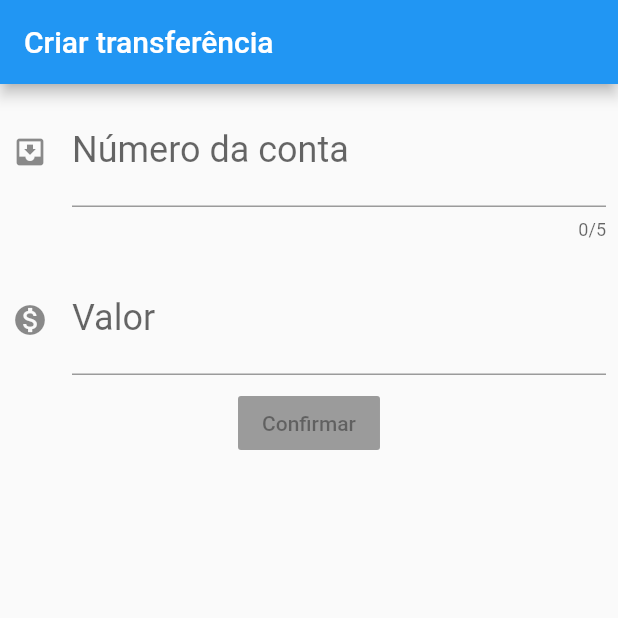
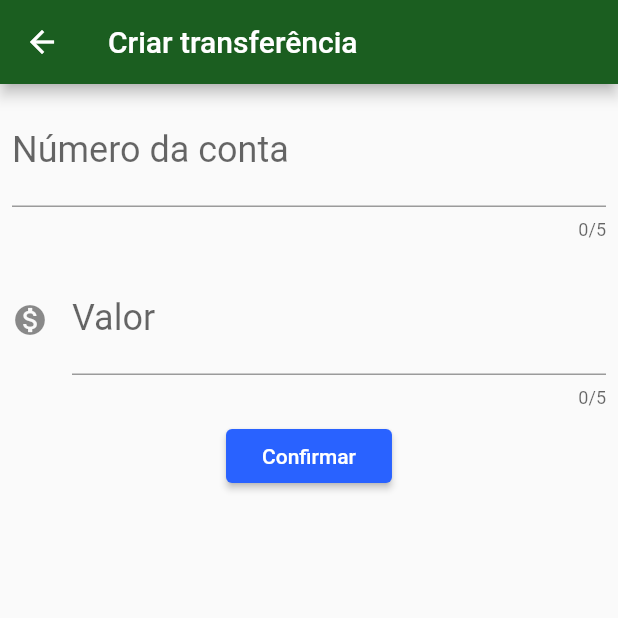
Before and after one commit to ewertoncode/estudo-fluter-bytebank, a Flutter app: the FormularioTransferencia screen opened directly, on a phone screen of 412 x 824 dp, the top half of it. Run offline on Flutter 3.47's test engine with Material 2 defaults, Android fonts, the phone set to English and light mode, and no system bars.

Commit message:
Cria transferência e organiza código

```diff
--- /dev/null
+++ b/lib/components/editor.dart
@@ -0,0 +1,31 @@
+import 'package:flutter/material.dart';
+class Editor extends StatelessWidget {
+
+  final TextEditingController controlador;
+  final String label;
+  final String placeholder;
+  final IconData icon;
+
+  Editor({this.controlador, this.label, this.placeholder, this.icon});
+
+  @override
+  Widget build(BuildContext context) {
+    return Padding(
+          padding: const EdgeInsets.all(8.0),
+          child: TextField(
+            controller: controlador,
+            style: TextStyle(
+              fontSize: 24.0
+            ),
+            decoration: InputDecoration(
+              icon: icon != null ? Icon(icon) : null,
+              labelText: label,
+              hintText: placeholder
+            ),
+            keyboardType: TextInputType.number,
+            maxLength: 5
+          ),
+        );
+  }
+
+}
--- a/lib/main.dart
+++ b/lib/main.dart
@@ -1,3 +1,4 @@
+import 'package:bytebank/screens/transferencia/lista.dart';
 import 'package:flutter/material.dart';
 
 void main() => runApp(ByteBankApp());
@@ -6,103 +7,16 @@ class ByteBankApp extends StatelessWidget {
   @override
   Widget build(BuildContext context) {
     return MaterialApp(
-      home: Scaffold(
-        body: FormularioTransferencia(),
+      theme: ThemeData(
+        primaryColor: Colors.green[900],
+        accentColor: Colors.blueAccent[700],
+        buttonTheme: ButtonThemeData(
+          buttonColor: Colors.blueAccent[700],
+          textTheme: ButtonTextTheme.primary
         )
+      ),
+      home: ListaTransferencias(),
     );
   }
 
 }
-
-class FormularioTransferencia extends StatelessWidget {
-  @override
-  Widget build(BuildContext context) {
-    return Scaffold(
-      appBar: AppBar(title: Text('Criar transferência'),),
-      body: Column(children: <Widget>[
-        Padding(
-          padding: const EdgeInsets.all(8.0),
-          child: TextField(
-            style: TextStyle(
-              fontSize: 24.0
-            ),
-            decoration: InputDecoration(
-              icon: Icon(Icons.move_to_inbox),
-              labelText: 'Número da conta',
-              hintText: '0000'
-            ),
-            keyboardType: TextInputType.number,
-            maxLength: 5
-          ),
-        ),
-        Padding(
-          padding: const EdgeInsets.all(8.0),
-          child: TextField(
-            style: TextStyle(
-              fontSize: 24.0
-            ),
-            decoration: InputDecoration(
-              icon: Icon(Icons.monetization_on),
-              labelText: 'Valor',
-              hintText: '0.00'
-            ),
-            keyboardType: TextInputType.number,
-          ),
-        ),
-
-        RaisedButton(
-          child: Text('Confirmar'),
-        )
-      ],)
-    );
-  }
-
-}
-
-class ListaTransferencias extends StatelessWidget
-{
-  @override
-  Widget build(BuildContext context) {
-
-    return Scaffold(
-       appBar: AppBar(title: Text('Transferências')),
-       body: Column(
-        children: <Widget>[
-            ItemTransferencia(Transferencia(100, 1000)),
-            ItemTransferencia(Transferencia(200, 1000)),
-          ]),
-        floatingActionButton: FloatingActionButton(
-              child: Icon(Icons.add),
-          ),
-    );
-
-  }
-
-}
-
-class ItemTransferencia extends StatelessWidget {
-
-  final Transferencia _transferencia;
-
-  ItemTransferencia(this._transferencia);
-
-  @override
-  Widget build(BuildContext context) {
-
-    return Card(
-            child: ListTile(
-              leading: Icon(Icons.monetization_on),
-              title: Text(_transferencia.valor.toString()),
-              subtitle: Text(_transferencia.numeroConta.toString()),
-            )
-          );
-  }
-
-}
-
-class Transferencia {
-  final double valor;
-  final double numeroConta;
-
-  Transferencia(this.valor, this.numeroConta);
-}
--- /dev/null
+++ b/lib/models/transferencia.dart
@@ -0,0 +1,11 @@
+class Transferencia {
+  final double valor;
+  final int numeroConta;
+
+  Transferencia(this.valor, this.numeroConta);
+
+
+  String toString() {
+    return 'Transferência valor $valor, para conta $numeroConta';
+  }
+}
--- /dev/null
+++ b/lib/screens/transferencia/formulario.dart
@@ -0,0 +1,37 @@
+import 'package:bytebank/components/editor.dart';
+import 'package:bytebank/models/transferencia.dart';
+import 'package:flutter/material.dart';
+
+class FormularioTransferencia extends StatelessWidget {
+
+  final TextEditingController _controladorCampoConta = TextEditingController();
+  final TextEditingController _controladorCampoValor = TextEditingController();
+
+  @override
+  Widget build(BuildContext context) {
+    return Scaffold(
+      appBar: AppBar(title: Text('Criar transferência'),),
+      body:
+       SingleChildScrollView(
+        child: Column(children: <Widget>[
+              Editor(controlador: _controladorCampoConta, label: 'Número da conta', placeholder: '0000',),
+              Editor(controlador: _controladorCampoValor, label: 'Valor', placeholder: '0.00', icon: Icons.monetization_on,),
+
+              RaisedButton(
+                child: Text('Confirmar'),
+                onPressed: () => _criaTransferencia(context),
+
+              )
+            ],)
+        )
+      );
+  }
+  void _criaTransferencia(BuildContext context) {
+    final int numeroConta = int.tryParse(_controladorCampoConta.text);
+    final double valor = double.tryParse(_controladorCampoValor.text);
+    if(numeroConta != null && valor != null) {
+      final transferenciaCriada = Transferencia(valor, numeroConta);
+      Navigator.pop(context, transferenciaCriada);
+    }
+  }
+}
```
Also changed, not shown: lib/screens/transferencia/lista.dart (added, +73 -0 lines).
